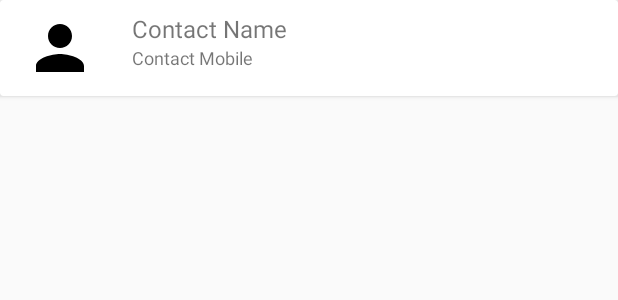
After one commit to cfg-columbus18/team-8, an Android app: the layout contact_item_layout.xml on its own in the app's theme, with its tools: preview values and no code run, on a phone screen of 412 x 824 dp. The commit adds this screen. Shown: the top 300 px of the screen. Run offline under Robolectric (Android 15) with nearby library versions, the phone set to English and light mode, and no system bars.

Commit message:
Completely revamped contacts - used ContactsContract Google API

```diff
--- a/app/build.gradle
+++ b/app/build.gradle
@@ -26,4 +26,8 @@ dependencies {
     testImplementation 'junit:junit:4.12'
     androidTestImplementation 'com.android.support.test:runner:1.0.2'
     androidTestImplementation 'com.android.support.test.espresso:espresso-core:3.0.2'
+    implementation 'de.hdodenhof:circleimageview:2.2.0'
+    //Glide
+    implementation 'com.github.bumptech.glide:glide:4.7.1'
+    annotationProcessor 'com.github.bumptech.glide:compiler:4.7.1'
 }
--- /dev/null
+++ b/app/src/main/res/drawable/ic_person.xml
@@ -0,0 +1,9 @@
+<vector xmlns:android="http://schemas.android.com/apk/res/android"
+    android:width="24dp"
+    android:height="24dp"
+    android:viewportWidth="24.0"
+    android:viewportHeight="24.0">
+    <path
+        android:fillColor="#FF000000"
+        android:pathData="M12,12c2.21,0 4,-1.79 4,-4s-1.79,-4 -4,-4 -4,1.79 -4,4 1.79,4 4,4zM12,14c-2.67,0 -8,1.34 -8,4v2h16v-2c0,-2.66 -5.33,-4 -8,-4z"/>
+</vector>
--- /dev/null
+++ b/app/src/main/res/layout/contact_item_layout.xml
@@ -0,0 +1,44 @@
+<?xml version="1.0" encoding="utf-8"?>
+<android.support.v7.widget.CardView
+    xmlns:android="http://schemas.android.com/apk/res/android"
+    xmlns:tools="http://schemas.android.com/tools"
+    android:layout_width="match_parent"
+    android:layout_height="wrap_content">
+    <LinearLayout
+        android:layout_width="match_parent"
+        android:layout_height="wrap_content"
+        android:id="@+id/linear_layout"
+        android:orientation="horizontal"
+        android:padding="8dp">
+        <de.hdodenhof.circleimageview.CircleImageView
+            android:id="@+id/contact_image"
+            android:layout_width="48dp"
+            android:layout_height="48dp"
+            android:layout_marginLeft="8dp"
+            android:layout_marginRight="8dp"
+            tools:src="@drawable/ic_person"
+            android:contentDescription="@string/contact_image"
+            android:layout_gravity="center"/>
+        <LinearLayout
+            android:layout_width="match_parent"
+            android:layout_height="wrap_content"
+            android:orientation="vertical"
+            android:layout_marginStart="16dp"
+            android:layout_marginLeft="16dp">
+            <TextView
+                android:id="@+id/contact_name"
+                android:layout_width="match_parent"
+                android:layout_height="wrap_content"
+                android:textSize="16sp"
+                tools:text="Contact Name"
+                android:maxLines="1"/>
+            <TextView
+                android:id="@+id/contact_mobile"
+                android:layout_width="match_parent"
+                android:layout_height="wrap_content"
+                android:textSize="12sp"
+                tools:text="Contact Mobile"
+                android:maxLines="1"/>
+        </LinearLayout>
+    </LinearLayout>
+</android.support.v7.widget.CardView>
--- a/app/src/main/res/values/strings.xml
+++ b/app/src/main/res/values/strings.xml
@@ -2,4 +2,5 @@
     <string name="app_name">Growth</string>
     <string name="welcome_back">Welcome Back!</string>
     <string name="here_s_your_progress">Here\'s your progress:</string>
+    <string name="contact_image">contact_image</string>
 </resources>
```
Also changed, not shown: app/src/main/AndroidManifest.xml (+9 -1 lines), app/src/main/java/com/example/deepakwarrier/growth/AppConstants.java (added, +18 -0 lines), app/src/main/java/com/example/deepakwarrier/growth/ContactsActivity.java (added, +178 -0 lines), app/src/main/java/com/example/deepakwarrier/growth/ContactsAdapter.java (added, +75 -0 lines), app/src/main/java/com/example/deepakwarrier/growth/MyClickListener.java (added, +8 -0 lines), app/src/main/java/com/example/deepakwarrier/growth/MyContacts.java (added, +34 -0 lines), app/src/main/java/com/example/deepakwarrier/growth/ViewContactActivity.java (added, +42 -0 lines), app/src/main/java/com/example/deepakwarrier/growth/listContacts.java (deleted, +0 -82 lines), app/src/main/java/com/example/deepakwarrier/growth/surveyContacts.java (deleted, +0 -30 lines), app/src/main/res/layout/activity_survey_contacts.xml (deleted, +0 -39 lines), app/src/main/res/layout/activity_view_contact.xml (added, +34 -0 lines), app/src/main/res/layout/contacts.xml (added, +20 -0 lines), app/src/main/res/layout/content_survey_contacts.xml (deleted, +0 -20 lines).
